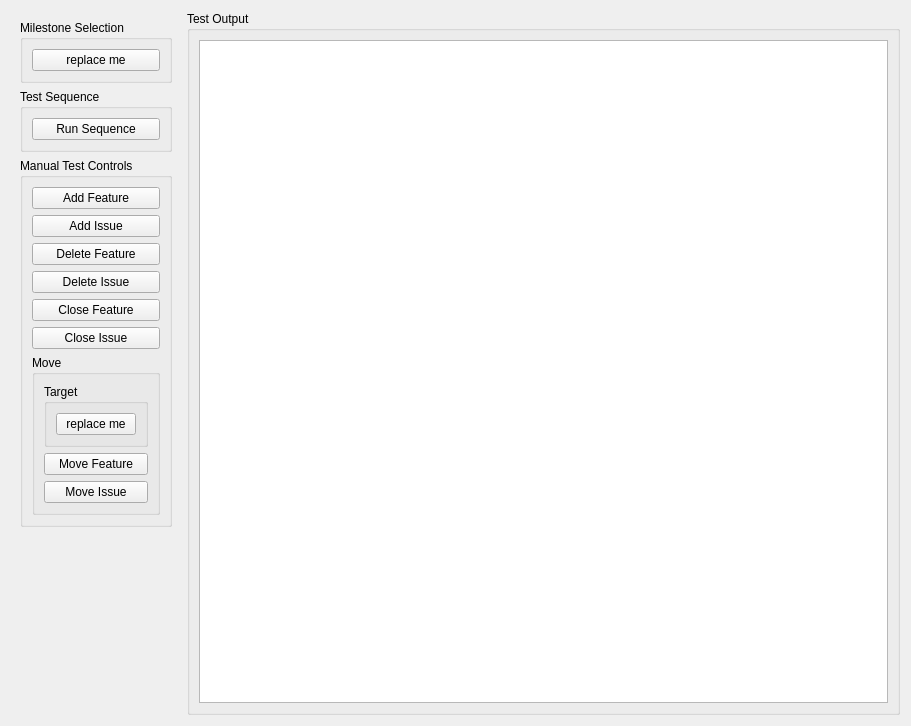
skriticos/nelia1, file standalone/milestonecontrol/test.ui: the form before one commit.
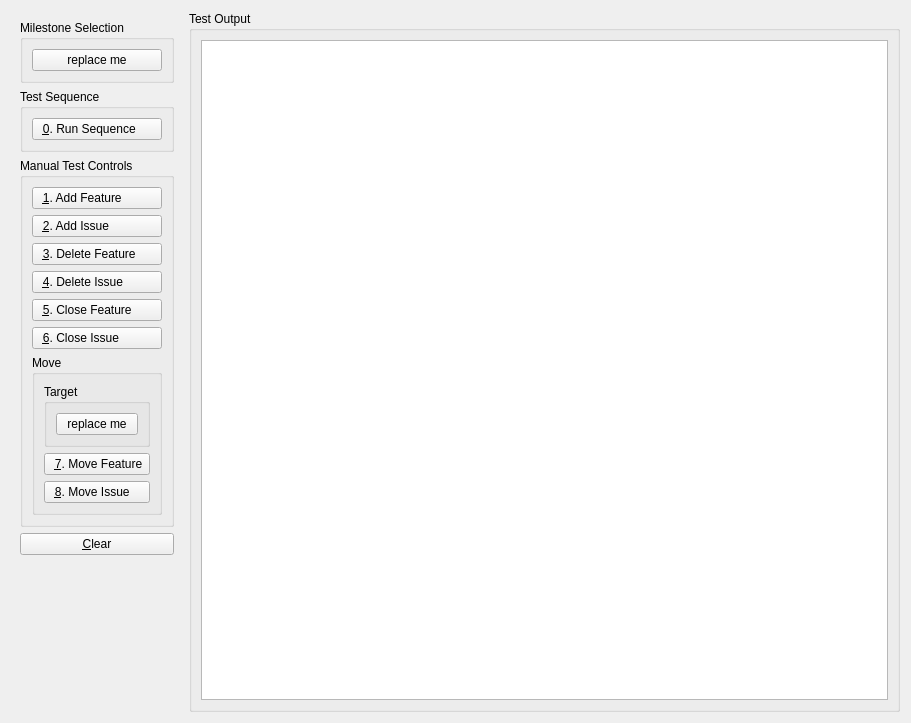
The form after the commit.

Commit message: ui: added shortcuts and adjusted output

Diff of the .ui file:
```diff
--- a/standalone/milestonecontrol/test.ui
+++ b/standalone/milestonecontrol/test.ui
@@ -7,7 +7,7 @@
     <x>0</x>
     <y>0</y>
     <width>911</width>
-    <height>726</height>
+    <height>723</height>
    </rect>
   </property>
   <property name="windowTitle">
@@ -41,14 +41,51 @@
         <layout class="QGridLayout" name="gridLayout">
          <item row="0" column="0">
           <widget class="QPushButton" name="xx_run_sequence">
+           <property name="styleSheet">
+            <string notr="true">text-align:left; </string>
+           </property>
            <property name="text">
-            <string>Run Sequence</string>
+            <string>   &amp;0. Run Sequence</string>
+           </property>
+           <property name="checkable">
+            <bool>false</bool>
+           </property>
+           <property name="checked">
+            <bool>false</bool>
+           </property>
+           <property name="autoRepeat">
+            <bool>false</bool>
+           </property>
+           <property name="autoExclusive">
+            <bool>false</bool>
+           </property>
+           <property name="autoDefault">
+            <bool>false</bool>
+           </property>
+           <property name="default">
+            <bool>false</bool>
+           </property>
+           <property name="flat">
+            <bool>false</bool>
            </property>
           </widget>
          </item>
         </layout>
        </widget>
       </item>
+      <item row="4" column="0">
+       <spacer name="verticalSpacer">
+        <property name="orientation">
+         <enum>Qt::Vertical</enum>
+        </property>
+        <property name="sizeHint" stdset="0">
+         <size>
+          <width>20</width>
+          <height>144</height>
+         </size>
+        </property>
+       </spacer>
+      </item>
       <item row="2" column="0">
        <widget class="QGroupBox" name="groupBox_3">
         <property name="title">
@@ -57,43 +94,187 @@
         <layout class="QGridLayout" name="gridLayout_6">
          <item row="0" column="0">
           <widget class="QPushButton" name="xx_add_feature">
+           <property name="styleSheet">
+            <string notr="true">text-align:left; </string>
+           </property>
            <property name="text">
-            <string>Add Feature</string>
+            <string>   &amp;1. Add Feature</string>
+           </property>
+           <property name="checkable">
+            <bool>false</bool>
+           </property>
+           <property name="checked">
+            <bool>false</bool>
+           </property>
+           <property name="autoRepeat">
+            <bool>false</bool>
+           </property>
+           <property name="autoExclusive">
+            <bool>false</bool>
+           </property>
+           <property name="autoDefault">
+            <bool>false</bool>
+           </property>
+           <property name="default">
+            <bool>false</bool>
+           </property>
+           <property name="flat">
+            <bool>false</bool>
            </property>
           </widget>
          </item>
          <item row="1" column="0">
           <widget class="QPushButton" name="xx_add_issue">
+           <property name="styleSheet">
+            <string notr="true">text-align:left; </string>
+           </property>
            <property name="text">
-            <string>Add Issue</string>
+            <string>   &amp;2. Add Issue</string>
+           </property>
+           <property name="checkable">
+            <bool>false</bool>
+           </property>
+           <property name="checked">
+            <bool>false</bool>
+           </property>
+           <property name="autoRepeat">
+            <bool>false</bool>
+           </property>
+           <property name="autoExclusive">
+            <bool>false</bool>
+           </property>
+           <property name="autoDefault">
+            <bool>false</bool>
+           </property>
+           <property name="default">
+            <bool>false</bool>
+           </property>
+           <property name="flat">
+            <bool>false</bool>
            </property>
           </widget>
          </item>
          <item row="2" column="0">
           <widget class="QPushButton" name="xx_delete_feature">
+           <property name="styleSheet">
+            <string notr="true">text-align:left; </string>
+           </property>
            <property name="text">
-            <string>Delete Feature</string>
+            <string>   &amp;3. Delete Feature</string>
+           </property>
+           <property name="checkable">
+            <bool>false</bool>
+           </property>
+           <property name="checked">
+            <bool>false</bool>
+           </property>
+           <property name="autoRepeat">
+            <bool>false</bool>
+           </property>
+           <property name="autoExclusive">
+            <bool>false</bool>
+           </property>
+           <property name="autoDefault">
+            <bool>false</bool>
+           </property>
+           <property name="default">
+            <bool>false</bool>
+           </property>
+           <property name="flat">
+            <bool>false</bool>
            </property>
           </widget>
          </item>
          <item row="3" column="0">
           <widget class="QPushButton" name="xx_delete_issue">
+           <property name="styleSheet">
+            <string notr="true">text-align:left; </string>
+           </property>
            <property name="text">
-            <string>Delete Issue</string>
+            <string>   &amp;4. Delete Issue</string>
+           </property>
+           <property name="checkable">
+            <bool>false</bool>
+           </property>
+           <property name="checked">
+            <bool>false</bool>
+           </property>
+           <property name="autoRepeat">
+            <bool>false</bool>
+           </property>
+           <property name="autoExclusive">
+            <bool>false</bool>
+           </property>
+           <property name="autoDefault">
+            <bool>false</bool>
+           </property>
+           <property name="default">
+            <bool>false</bool>
+           </property>
+           <property name="flat">
+            <bool>false</bool>
            </property>
           </widget>
          </item>
          <item row="4" column="0">
           <widget class="QPushButton" name="xx_close_feature">
+           <property name="styleSheet">
+            <string notr="true">text-align:left; </string>
+           </property>
            <property name="text">
-            <string>Close Feature</string>
+            <string>   &amp;5. Close Feature</string>
+           </property>
+           <property name="checkable">
+            <bool>false</bool>
+           </property>
+           <property name="checked">
+            <bool>false</bool>
+           </property>
+           <property name="autoRepeat">
+            <bool>false</bool>
+           </property>
+           <property name="autoExclusive">
+            <bool>false</bool>
+           </property>
+           <property name="autoDefault">
+            <bool>false</bool>
+           </property>
+           <property name="default">
+            <bool>false</bool>
+           </property>
+           <property name="flat">
+            <bool>false</bool>
            </property>
           </widget>
          </item>
          <item row="5" column="0">
           <widget class="QPushButton" name="xx_close_issue">
+           <property name="styleSheet">
+            <string notr="true">text-align:left; </string>
+           </property>
            <property name="text">
-            <string>Close Issue</string>
+            <string>   &amp;6. Close Issue</string>
+           </property>
+           <property name="checkable">
+            <bool>false</bool>
+           </property>
+           <property name="checked">
+            <bool>false</bool>
+           </property>
+           <property name="autoRepeat">
+            <bool>false</bool>
+           </property>
+           <property name="autoExclusive">
+            <bool>false</bool>
+           </property>
+           <property name="autoDefault">
+            <bool>false</bool>
+           </property>
+           <property name="default">
+            <bool>false</bool>
+           </property>
+           <property name="flat">
+            <bool>false</bool>
            </property>
           </widget>
          </item>
@@ -121,15 +302,63 @@
             </item>
             <item row="1" column="0">
              <widget class="QPushButton" name="xx_move_feature">
+              <property name="styleSheet">
+               <string notr="true">text-align:left; </string>
+              </property>
               <property name="text">
-               <string>Move Feature</string>
+               <string>   &amp;7. Move Feature</string>
+              </property>
+              <property name="checkable">
+               <bool>false</bool>
+              </property>
+              <property name="checked">
+               <bool>false</bool>
+              </property>
+              <property name="autoRepeat">
+               <bool>false</bool>
+              </property>
+              <property name="autoExclusive">
+               <bool>false</bool>
+              </property>
+              <property name="autoDefault">
+               <bool>false</bool>
+              </property>
+              <property name="default">
+               <bool>false</bool>
+              </property>
+              <property name="flat">
+               <bool>false</bool>
               </property>
              </widget>
             </item>
             <item row="2" column="0">
              <widget class="QPushButton" name="xx_move_issue">
+              <property name="styleSheet">
+               <string notr="true">text-align:left; </string>
+              </property>
               <property name="text">
-               <string>Move Issue</string>
+               <string>   &amp;8. Move Issue</string>
+              </property>
+              <property name="checkable">
+               <bool>false</bool>
+              </property>
+              <property name="checked">
+               <bool>false</bool>
+              </property>
+              <property name="autoRepeat">
+               <bool>false</bool>
+              </property>
+              <property name="autoExclusive">
+               <bool>false</bool>
+              </property>
+              <property name="autoDefault">
+               <bool>false</bool>
+              </property>
+              <property name="default">
+               <bool>false</bool>
+              </property>
+              <property name="flat">
+               <bool>false</bool>
               </property>
              </widget>
             </item>
@@ -140,17 +369,11 @@
        </widget>
       </item>
       <item row="3" column="0">
-       <spacer name="verticalSpacer">
-        <property name="orientation">
-         <enum>Qt::Vertical</enum>
+       <widget class="QPushButton" name="xx_clear_output">
+        <property name="text">
+         <string>&amp;Clear</string>
         </property>
-        <property name="sizeHint" stdset="0">
-         <size>
-          <width>20</width>
-          <height>144</height>
-         </size>
-        </property>
-       </spacer>
+       </widget>
       </item>
      </layout>
     </widget>
@@ -168,7 +391,16 @@
      </property>
      <layout class="QGridLayout" name="gridLayout_3">
       <item row="0" column="0">
-       <widget class="QPlainTextEdit" name="xx_debug"/>
+       <widget class="QPlainTextEdit" name="xx_debug">
+        <property name="font">
+         <font>
+          <family>Ubuntu Mono</family>
+         </font>
+        </property>
+        <property name="readOnly">
+         <bool>true</bool>
+        </property>
+       </widget>
       </item>
      </layout>
     </widget>
```
Left out of the diff: 19 changed lines with no effect on the pictures.
